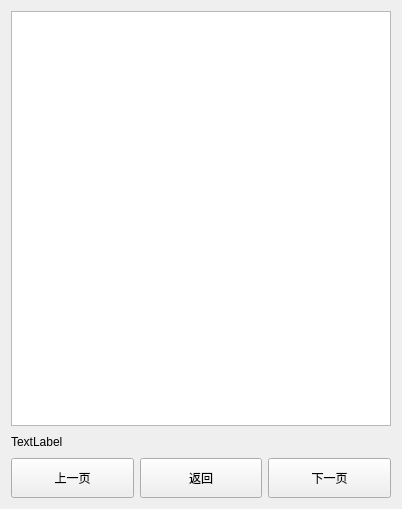
Old version of the form ui/readimg.ui in the repository tonquer/picacg-qt.
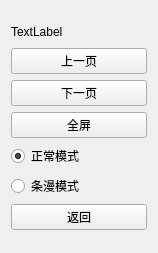
New version of the form.

Patch:
```diff
--- a/ui/readimg.ui
+++ b/ui/readimg.ui
@@ -6,8 +6,8 @@
    <rect>
     <x>0</x>
     <y>0</y>
-    <width>402</width>
-    <height>509</height>
+    <width>158</width>
+    <height>253</height>
    </rect>
   </property>
   <property name="windowTitle">
@@ -15,46 +15,43 @@
   </property>
   <layout class="QGridLayout" name="gridLayout_2">
    <item row="0" column="0">
-    <layout class="QVBoxLayout" name="verticalLayout">
+    <layout class="QHBoxLayout" name="horizontalLayout_2">
      <item>
-      <widget class="QGraphicsView" name="graphicsView"/>
-     </item>
-     <item>
-      <widget class="QLabel" name="epsLabel">
-       <property name="minimumSize">
-        <size>
-         <width>0</width>
-         <height>20</height>
-        </size>
-       </property>
-       <property name="maximumSize">
-        <size>
-         <width>16777215</width>
-         <height>20</height>
-        </size>
-       </property>
-       <property name="text">
-        <string>TextLabel</string>
-       </property>
-      </widget>
-     </item>
-     <item>
-      <layout class="QHBoxLayout" name="horizontalLayout">
+      <layout class="QVBoxLayout" name="verticalLayout">
        <property name="sizeConstraint">
         <enum>QLayout::SetDefaultConstraint</enum>
        </property>
+       <item>
+        <widget class="QLabel" name="epsLabel">
+         <property name="minimumSize">
+          <size>
+           <width>0</width>
+           <height>20</height>
+          </size>
+         </property>
+         <property name="maximumSize">
+          <size>
+           <width>16777215</width>
+           <height>20</height>
+          </size>
+         </property>
+         <property name="text">
+          <string>TextLabel</string>
+         </property>
+        </widget>
+       </item>
        <item>
         <widget class="QPushButton" name="lastPage">
          <property name="minimumSize">
           <size>
            <width>0</width>
-           <height>40</height>
+           <height>0</height>
           </size>
          </property>
          <property name="maximumSize">
           <size>
            <width>16777215</width>
-           <height>40</height>
+           <height>16777215</height>
           </size>
          </property>
          <property name="text">
@@ -62,37 +59,18 @@
          </property>
         </widget>
        </item>
-       <item>
-        <widget class="QPushButton" name="returePage">
-         <property name="minimumSize">
-          <size>
-           <width>0</width>
-           <height>40</height>
-          </size>
-         </property>
-         <property name="maximumSize">
-          <size>
-           <width>16777215</width>
-           <height>40</height>
-          </size>
-         </property>
-         <property name="text">
-          <string>返回</string>
-         </property>
-        </widget>
-       </item>
        <item>
         <widget class="QPushButton" name="nextPage">
          <property name="minimumSize">
           <size>
            <width>0</width>
-           <height>40</height>
+           <height>0</height>
           </size>
          </property>
          <property name="maximumSize">
           <size>
            <width>16777215</width>
-           <height>40</height>
+           <height>16777215</height>
           </size>
          </property>
          <property name="text">
@@ -100,6 +78,55 @@
          </property>
         </widget>
        </item>
+       <item>
+        <widget class="QPushButton" name="pushButton">
+         <property name="text">
+          <string>全屏</string>
+         </property>
+        </widget>
+       </item>
+       <item>
+        <widget class="QRadioButton" name="radioButton">
+         <property name="text">
+          <string>正常模式</string>
+         </property>
+         <property name="checked">
+          <bool>true</bool>
+         </property>
+         <attribute name="buttonGroup">
+          <string notr="true">buttonGroup</string>
+         </attribute>
+        </widget>
+       </item>
+       <item>
+        <widget class="QRadioButton" name="radioButton_2">
+         <property name="text">
+          <string>条漫模式</string>
+         </property>
+         <attribute name="buttonGroup">
+          <string notr="true">buttonGroup</string>
+         </attribute>
+        </widget>
+       </item>
+       <item>
+        <widget class="QPushButton" name="returePage">
+         <property name="minimumSize">
+          <size>
+           <width>0</width>
+           <height>0</height>
+          </size>
+         </property>
+         <property name="maximumSize">
+          <size>
+           <width>16777215</width>
+           <height>16777215</height>
+          </size>
+         </property>
+         <property name="text">
+          <string>返回</string>
+         </property>
+        </widget>
+       </item>
       </layout>
      </item>
     </layout>
```
Left out of the diff: 56 changed lines with no effect on the pictures.
